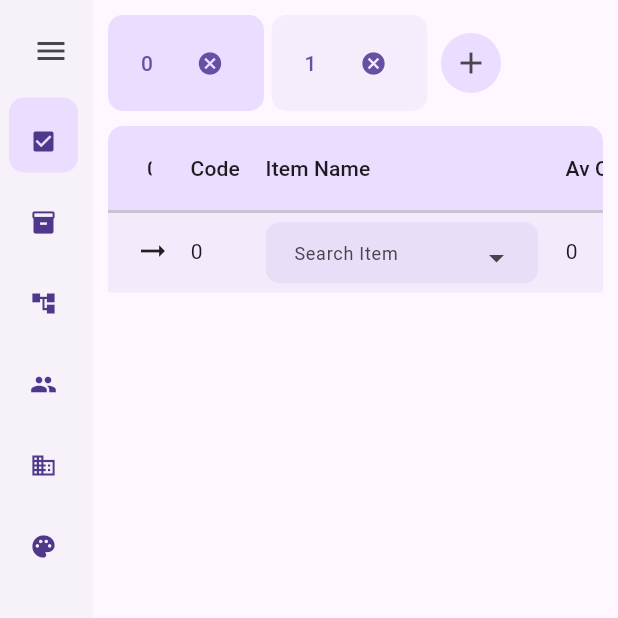
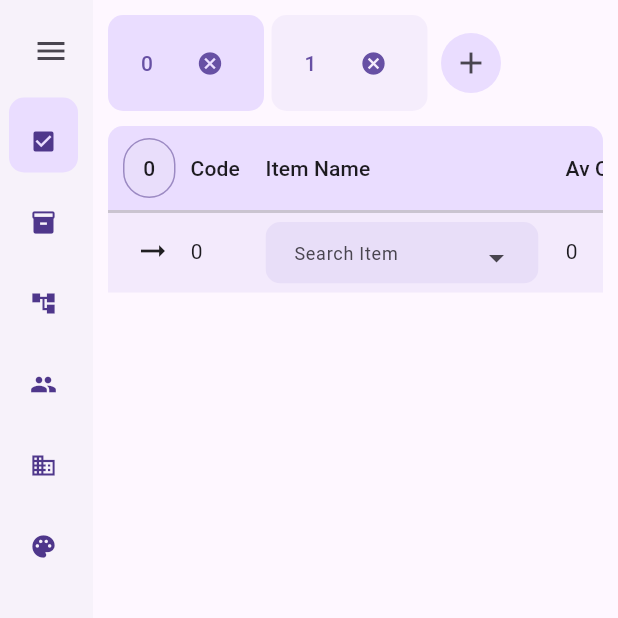
Before and after one commit to buddhimaaushan/flutter-mini-pos, a Flutter app: the screen it shows after launch, on a phone screen of 412 x 824 dp, the top half of it. Run offline on Flutter 3.47's test engine with Material 3 defaults, Android fonts, the phone set to English and light mode, and no system bars; drawn by our look-alikes of data_table_2; our stand-ins replace get.

Commit message:
datatable tab number updated

```diff
--- a/lib/ui/components/checkout_tab_pane.dart
+++ b/lib/ui/components/checkout_tab_pane.dart
@@ -25,16 +25,23 @@ class CheckoutTabPane extends StatelessWidget {
         child: ExDataTable(headers: [
           DataColumn2(
               label: Padding(
-                padding: const EdgeInsets.all(16),
+                padding: const EdgeInsets.all(0),
                 child: Container(
+                  width: 40,
+                  height: 40,
                   alignment: Alignment.center,
                   decoration: BoxDecoration(
-                    borderRadius: BorderRadius.circular(50),
-                    color: Theme.of(context)
-                        .colorScheme
-                        .primaryContainer
-                        .withOpacity(0.5),
-                  ),
+                      borderRadius: BorderRadius.circular(50),
+                      color: Theme.of(context)
+                          .colorScheme
+                          .secondaryContainer
+                          .withOpacity(0.5),
+                      border: Border.all(
+                        color: Theme.of(context)
+                            .colorScheme
+                            .onPrimaryContainer
+                            .withOpacity(0.5),
+                      )),
                   child: Text(checkoutTabPaneController
                       .checkoutTabPaneSelected.value
                       .toString()),
```
